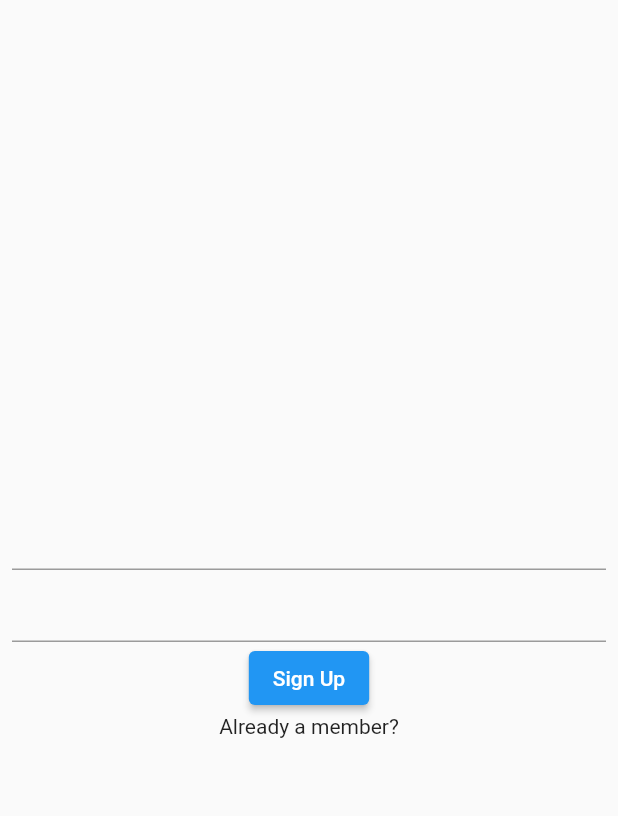
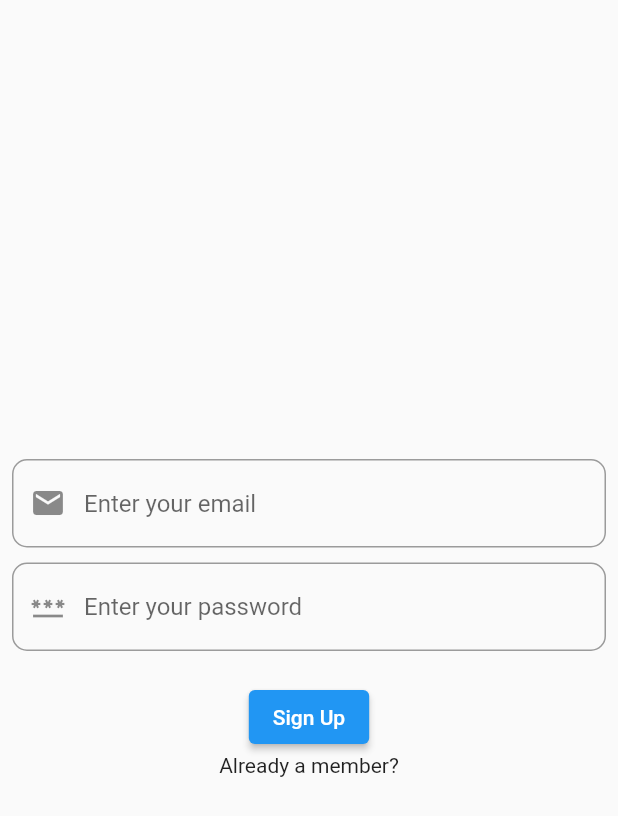
Before and after one commit to baydemirytu/SanalPortfoyYonetimSimulasyonu, a Flutter app: the screen it shows after launch, after a tap on "Register!", on a phone screen of 412 x 824 dp. Shown: the top 816 px of the screen. Run offline on Flutter 3.47's test engine with Material 2 defaults, Android fonts, the phone set to English and light mode, and no system bars; our stand-ins replace firebase_auth, firebase_core; accounts and stored records are empty.

Commit message:
Reset password implementation

```diff
--- a/lib/pages/login_page.dart
+++ b/lib/pages/login_page.dart
@@ -2,6 +2,7 @@ import 'package:firebase_auth/firebase_auth.dart';
 import 'package:flutter/material.dart';
 
 import '../widgets/custom_text_field.dart';
+import 'forgot_pw_page.dart';
 
 class LoginPage extends StatefulWidget {
   final VoidCallback showRegisterPage;
@@ -54,9 +55,31 @@ class _LoginPageState extends State<LoginPage> {
                 },
                 child: const Text('Sign In'),
               ),
+              const SizedBox(height: 10),
               GestureDetector(
                 onTap: widget.showRegisterPage,
-                child: const Text('Register!'),
+                child: const Text(
+                  'Register!',
+                  style: TextStyle(color: Colors.blue),
+                ),
+              ),
+              const SizedBox(height: 10),
+              GestureDetector(
+                onTap: () {
+                  Navigator.push(
+                    context,
+                    MaterialPageRoute(
+                      builder: (context) {
+                        return const ForgotPasswordPage();
+                      },
+                    ),
+                  );
+                },
+                child: const Text(
+                  "Forgot Password?",
+                  style: TextStyle(
+                      color: Colors.blue, fontWeight: FontWeight.bold),
+                ),
               ),
             ],
           ),
--- a/lib/pages/register_page.dart
+++ b/lib/pages/register_page.dart
@@ -1,5 +1,6 @@
 import 'package:firebase_auth/firebase_auth.dart';
 import 'package:flutter/material.dart';
+import 'package:sanal_portfoy_yonetim_simulasyonu/widgets/custom_text_field.dart';
 
 class RegisterPage extends StatefulWidget {
   final VoidCallback showLoginPage;
@@ -36,8 +37,16 @@ class _RegisterPageState extends State<RegisterPage> {
           child: Column(
             mainAxisAlignment: MainAxisAlignment.center,
             children: [
-              TextField(controller: mailController),
-              TextField(controller: passwordController),
+              CustomTextField(
+                  controller: mailController,
+                  text: 'Enter your email',
+                  icon: const Icon(Icons.email)),
+              const SizedBox(height: 10),
+              CustomTextField(
+                  controller: passwordController,
+                  text: 'Enter your password',
+                  icon: const Icon(Icons.password)),
+              const SizedBox(height: 20),
               ElevatedButton(
                 onPressed: () {
                   signUp();
```
Also changed, not shown: lib/pages/forgot_pw_page.dart (added, +79 -0 lines).
